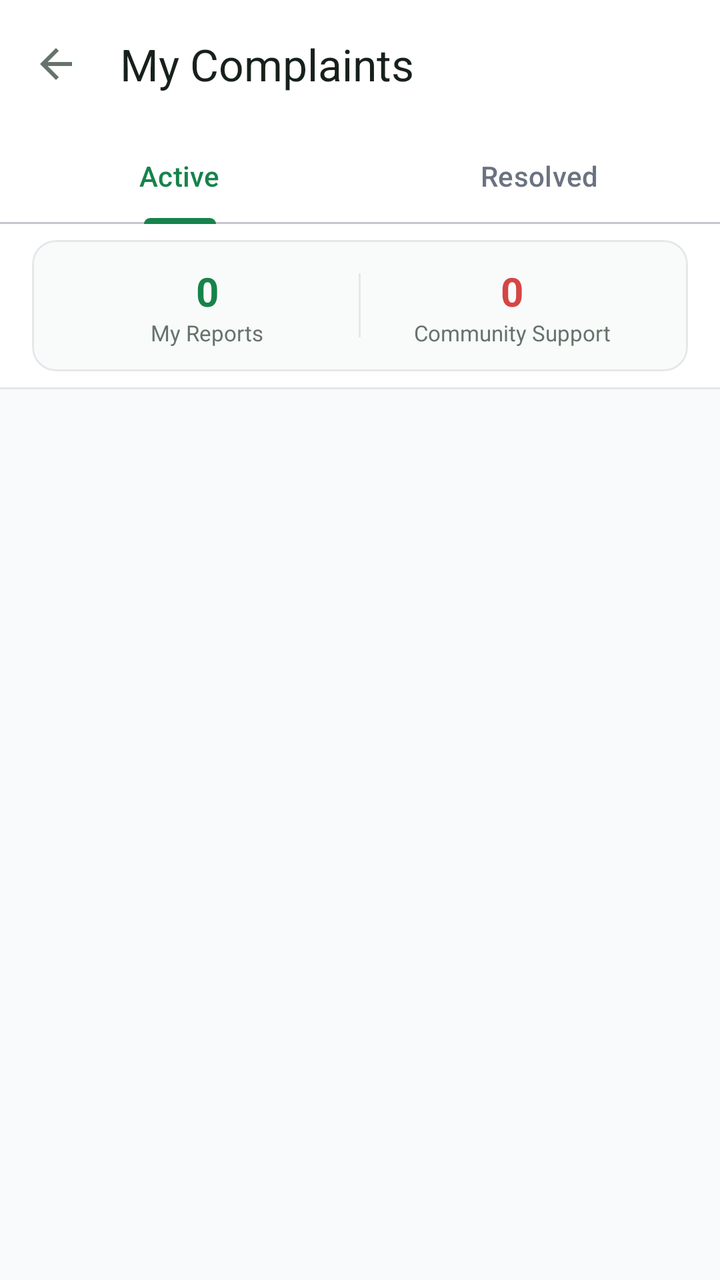
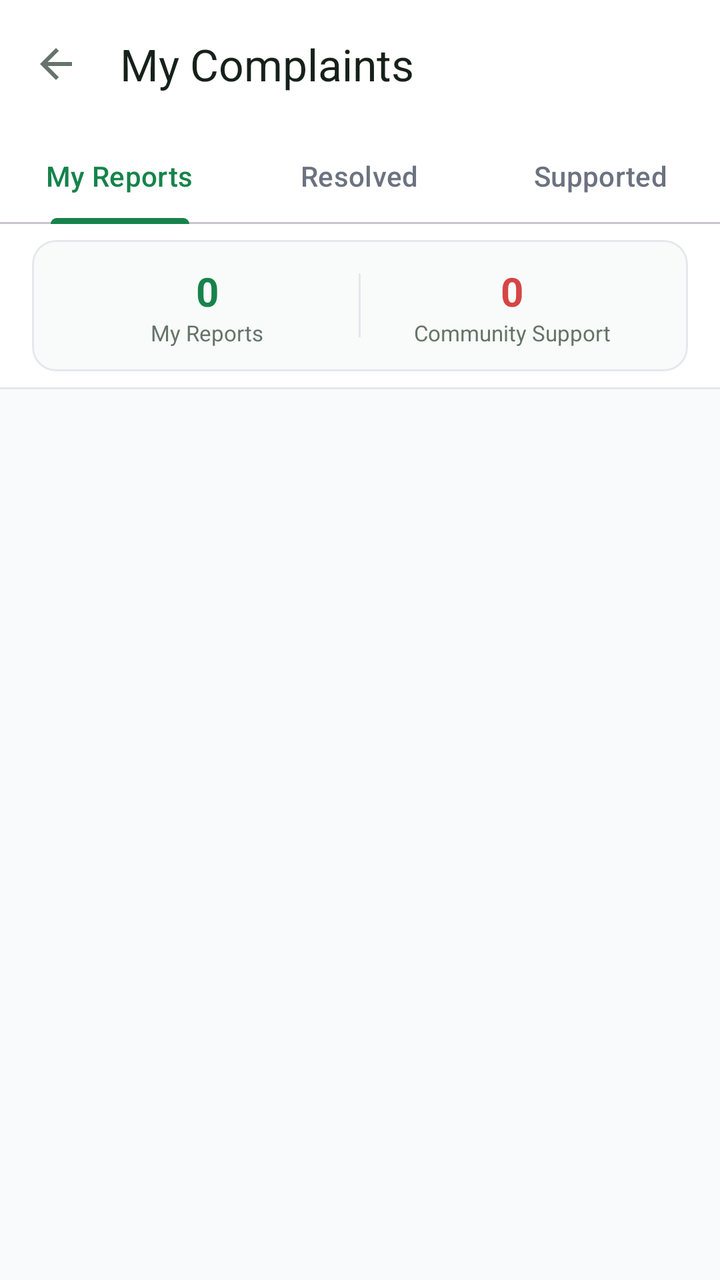

Two renders of the same Android screen: before a commit and after it. Below are the layout's source before the change and the commit's diff.
<!-- AndroidManifest.xml: activity theme Theme.VoiceYanga -->
<!-- res/layout/activity_my_complaints.xml -->
<?xml version="1.0" encoding="utf-8"?>
<androidx.coordinatorlayout.widget.CoordinatorLayout xmlns:android="http://schemas.android.com/apk/res/android"
    xmlns:app="http://schemas.android.com/apk/res-auto"
    xmlns:tools="http://schemas.android.com/tools"
    android:layout_width="match_parent"
    android:layout_height="match_parent"
    android:background="@color/neutral_50"
    tools:context=".feature.home.MyComplaintsActivity">

    <com.google.android.material.appbar.AppBarLayout
        android:layout_width="match_parent"
        android:layout_height="wrap_content"
        android:background="@android:color/white">

        <com.google.android.material.appbar.MaterialToolbar
            android:id="@+id/toolbar"
            android:layout_width="match_parent"
            android:layout_height="?attr/actionBarSize"
            app:navigationIcon="@drawable/ic_back_small"
            app:title="@string/menu_my_complaints"
            app:titleTextColor="#17211B" />

        <com.google.android.material.tabs.TabLayout
            android:id="@+id/tabLayout"
            android:layout_width="match_parent"
            android:layout_height="wrap_content"
            app:tabIndicatorColor="@color/primary_green"
            app:tabSelectedTextColor="@color/primary_green"
            app:tabTextColor="@color/neutral_500">

            <com.google.android.material.tabs.TabItem
                android:layout_width="wrap_content"
                android:layout_height="wrap_content"
                android:text="Active" />

            <com.google.android.material.tabs.TabItem
                android:layout_width="wrap_content"
                android:layout_height="wrap_content"
                android:text="Resolved" />
        </com.google.android.material.tabs.TabLayout>

        
        <com.google.android.material.card.MaterialCardView
            android:layout_width="match_parent"
            android:layout_height="wrap_content"
            android:layout_marginHorizontal="16dp"
            android:layout_marginVertical="8dp"
            app:cardCornerRadius="12dp"
            app:cardElevation="0dp"
            app:strokeColor="@color/neutral_200"
            app:strokeWidth="1dp"
            app:cardBackgroundColor="#F8FBFA">

            <LinearLayout
                android:layout_width="match_parent"
                android:layout_height="wrap_content"
                android:orientation="horizontal"
                android:padding="12dp"
                android:baselineAligned="false">

                <LinearLayout
                    android:layout_width="0dp"
                    android:layout_height="wrap_content"
                    android:layout_weight="1"
                    android:gravity="center"
                    android:orientation="vertical">

                    <TextView
                        android:id="@+id/tvStatMyReports"
                        android:layout_width="wrap_content"
                        android:layout_height="wrap_content"
                        android:text="0"
                        android:textColor="@color/primary_green"
                        android:textSize="20sp"
                        android:textStyle="bold" />

                    <TextView
                        android:layout_width="wrap_content"
                        android:layout_height="wrap_content"
                        android:text="@string/stat_my_reports"
                        android:textColor="?android:attr/textColorSecondary"
                        android:textSize="11sp" />
                </LinearLayout>

                <View
                    android:layout_width="1dp"
                    android:layout_height="32dp"
                    android:layout_gravity="center_vertical"
                    android:background="@color/neutral_200" />

                <LinearLayout
                    android:layout_width="0dp"
                    android:layout_height="wrap_content"
                    android:layout_weight="1"
                    android:gravity="center"
                    android:orientation="vertical">

                    <TextView
                        android:id="@+id/tvStatSupported"
                        android:layout_width="wrap_content"
                        android:layout_height="wrap_content"
                        android:text="0"
                        android:textColor="@color/primary_red"
                        android:textSize="20sp"
                        android:textStyle="bold" />

                    <TextView
                        android:layout_width="wrap_content"
                        android:layout_height="wrap_content"
                        android:text="@string/stat_community_support"
                        android:textColor="?android:attr/textColorSecondary"
                        android:textSize="11sp" />
                </LinearLayout>

            </LinearLayout>
        </com.google.android.material.card.MaterialCardView>

        <View
            android:layout_width="match_parent"
            android:layout_height="1dp"
            android:background="@color/neutral_200" />
    </com.google.android.material.appbar.AppBarLayout>

    <FrameLayout
        android:layout_width="match_parent"
        android:layout_height="match_parent"
        app:layout_behavior="@string/appbar_scrolling_view_behavior">

        <com.facebook.shimmer.ShimmerFrameLayout
            android:id="@+id/shimmerMyComplaints"
            android:layout_width="match_parent"
            android:layout_height="match_parent"
            android:visibility="gone"
            app:shimmer_auto_start="true">

            <LinearLayout
                android:layout_width="match_parent"
                android:layout_height="wrap_content"
                android:orientation="vertical">
                <include layout="@layout/shimmer_item_complaint" />
                <include layout="@layout/shimmer_item_complaint" />
                <include layout="@layout/shimmer_item_complaint" />
            </LinearLayout>

        </com.facebook.shimmer.ShimmerFrameLayout>

        <androidx.recyclerview.widget.RecyclerView
            android:id="@+id/rvMyComplaints"
            android:layout_width="match_parent"
            android:layout_height="match_parent"
            android:clipToPadding="false"
            android:paddingTop="8dp"
            android:paddingBottom="24dp" />

    </FrameLayout>

    <LinearLayout
        android:id="@+id/llEmptyState"
        android:layout_width="match_parent"
        android:layout_height="match_parent"
        android:gravity="center"
        android:orientation="vertical"
        android:padding="32dp"
        android:visibility="gone">

        <ImageView
            android:layout_width="120dp"
            android:layout_height="120dp"
            android:src="@drawable/my_complaints"
            android:alpha="0.5"
            android:contentDescription="@null" />

        <TextView
            android:layout_width="wrap_content"
            android:layout_height="wrap_content"
            android:text="@string/empty_reports_title"
            android:textColor="?android:attr/textColorPrimary"
            android:textSize="18sp"
            android:textStyle="bold" />

        <TextView
            android:layout_width="wrap_content"
            android:layout_height="wrap_content"
            android:layout_marginTop="8dp"
            android:gravity="center"
            android:text="@string/empty_reports_subtitle"
            android:textColor="?android:attr/textColorSecondary"
            android:textSize="14sp" />

    </LinearLayout>

</androidx.coordinatorlayout.widget.CoordinatorLayout>
<!-- res/layout/shimmer_item_complaint.xml (included above) -->
<?xml version="1.0" encoding="utf-8"?>
<com.google.android.material.card.MaterialCardView xmlns:android="http://schemas.android.com/apk/res/android"
    xmlns:app="http://schemas.android.com/apk/res-auto"
    android:layout_width="match_parent"
    android:layout_height="wrap_content"
    android:layout_margin="8dp"
    app:cardCornerRadius="12dp"
    app:cardElevation="0dp"
    app:strokeColor="@color/neutral_200"
    app:strokeWidth="1dp">

    <LinearLayout
        android:layout_width="match_parent"
        android:layout_height="wrap_content"
        android:orientation="vertical"
        android:padding="16dp">

        <View
            android:layout_width="80dp"
            android:layout_height="14dp"
            android:background="@color/neutral_200" />

        <View
            android:layout_width="match_parent"
            android:layout_height="22dp"
            android:layout_marginTop="8dp"
            android:background="@color/neutral_200" />

        <View
            android:layout_width="200dp"
            android:layout_height="16dp"
            android:layout_marginTop="4dp"
            android:background="@color/neutral_200" />

        <LinearLayout
            android:layout_width="match_parent"
            android:layout_height="wrap_content"
            android:layout_marginTop="16dp"
            android:gravity="center_vertical"
            android:orientation="horizontal">

            <View
                android:layout_width="100dp"
                android:layout_height="24dp"
                android:background="@color/neutral_200" />

            <View
                android:layout_width="0dp"
                android:layout_height="0dp"
                android:layout_weight="1" />

            <View
                android:layout_width="60dp"
                android:layout_height="12dp"
                android:background="@color/neutral_200" />

        </LinearLayout>

        <View
            android:layout_width="match_parent"
            android:layout_height="48dp"
            android:layout_marginTop="12dp"
            android:background="@color/neutral_200" />

    </LinearLayout>

</com.google.android.material.card.MaterialCardView>
<!-- resources referenced by this layout -->
<resources>
  <color name="neutral_200">#E5E7EB</color>
  <color name="neutral_50">#F9FAFB</color>
  <color name="neutral_500">#6B7280</color>
  <color name="primary_green">#16834B</color>
  <color name="primary_red">#D64545</color>
  <!-- drawable ic_back_small (drawable) -->
  <vector xmlns:android="http://schemas.android.com/apk/res/android"
      android:width="24dp"
      android:height="24dp"
      android:viewportWidth="24"
      android:viewportHeight="24">
      <path
          android:fillColor="?attr/colorControlNormal"
          android:pathData="M20,11H7.83l5.59,-5.59L12,4l-8,8 8,8 1.41,-1.41L7.83,13H20V11z" />
  </vector>
  <!-- drawable my_complaints: png bitmap (drawable, 17360 bytes) -->
  <string name="empty_reports_subtitle">When you report a community problem,\nyou\'ll see it here.</string>
  <string name="empty_reports_title">No reports yet</string>
  <string name="menu_my_complaints">My Complaints</string>
  <string name="stat_community_support">Community Support</string>
  <string name="stat_my_reports">My Reports</string>
  <style name="Theme.VoiceYanga" parent="Base.Theme.VoiceYanga" />
  <style name="Base.Theme.VoiceYanga" parent="Theme.Material3.DayNight.NoActionBar">
          <item name="colorPrimary">@color/primary_green</item>
          <item name="colorPrimaryVariant">@color/primary_green_dark</item>
          <item name="colorOnPrimary">@color/white</item>
  
          <item name="colorSecondary">@color/primary_green</item>
          <item name="colorOnSecondary">@color/white</item>
  
          <item name="android:windowBackground">@color/background_white</item>
          <item name="android:statusBarColor">@color/background_white</item>
          <item name="android:windowLightStatusBar">true</item>
  
          
          <item name="colorSurface">@color/surface_light</item>
          <item name="colorOnSurface">@color/on_surface_light</item>
          <item name="colorSurfaceVariant">@color/surface_variant_light</item>
          <item name="colorOnSurfaceVariant">@color/on_surface_variant_light</item>
          <item name="colorOutline">@color/outline_light</item>
  
          <item name="android:textColorPrimary">@color/text_primary</item>
          <item name="android:textColorSecondary">@color/text_secondary</item>
      </style>
  <color name="primary_green_dark">#11663D</color>
  <color name="white">#FFFFFFFF</color>
  <color name="background_white">#FFFFFF</color>
  <color name="surface_light">#FFFFFF</color>
  <color name="on_surface_light">#111827</color>
  <color name="surface_variant_light">#F3F4F6</color>
  <color name="on_surface_variant_light">#4B5563</color>
  <color name="outline_light">#E5E7EB</color>
  <color name="text_primary">#17211B</color>
  <color name="text_secondary">#66736B</color>
</resources>

<!-- the commit's change to res/layout/activity_my_complaints.xml (unified diff, before → after) -->
@@ -31,12 +31,17 @@
             <com.google.android.material.tabs.TabItem
                 android:layout_width="wrap_content"
                 android:layout_height="wrap_content"
-                android:text="Active" />
+                android:text="@string/tab_active" />
 
             <com.google.android.material.tabs.TabItem
                 android:layout_width="wrap_content"
                 android:layout_height="wrap_content"
-                android:text="Resolved" />
+                android:text="@string/tab_resolved" />
+
+            <com.google.android.material.tabs.TabItem
+                android:layout_width="wrap_content"
+                android:layout_height="wrap_content"
+                android:text="@string/tab_supported" />
         </com.google.android.material.tabs.TabLayout>
 
         
@@ -191,70 +196,108 @@
 
 </androidx.coordinatorlayout.widget.CoordinatorLayout>
 <!-- res/layout/shimmer_item_complaint.xml (included above) -->
-<?xml version="1.0" encoding="utf-8"?>
 <com.google.android.material.card.MaterialCardView xmlns:android="http://schemas.android.com/apk/res/android"
     xmlns:app="http://schemas.android.com/apk/res-auto"
     android:layout_width="match_parent"
     android:layout_height="wrap_content"
-    android:layout_margin="8dp"
+    android:layout_marginHorizontal="12dp"
+    android:layout_marginVertical="8dp"
     app:cardCornerRadius="12dp"
     app:cardElevation="0dp"
-    app:strokeColor="@color/neutral_200"
+    app:strokeColor="@color/neutral_100"
     app:strokeWidth="1dp">
 
     <LinearLayout
         android:layout_width="match_parent"
         android:layout_height="wrap_content"
-        android:orientation="vertical"
-        android:padding="16dp">
-
+        android:orientation="vertical">
+
+        
+        <LinearLayout
+            android:layout_width="match_parent"
+            android:layout_height="wrap_content"
+            android:gravity="center_vertical"
+            android:orientation="horizontal"
+            android:padding="12dp">
+
+            <View
+                android:layout_width="40dp"
+                android:layout_height="40dp"
+                android:background="@drawable/bg_status_chip"
+                android:backgroundTint="@color/neutral_200" />
+
+            <LinearLayout
+                android:layout_width="0dp"
+                android:layout_height="wrap_content"
+                android:layout_marginStart="10dp"
+                android:layout_weight="1"
+                android:orientation="vertical">
+
+                <View
+                    android:layout_width="160dp"
+                    android:layout_height="14dp"
+                    android:background="@color/neutral_200" />
+
+                <View
+                    android:layout_width="100dp"
+                    android:layout_height="10dp"
+                    android:layout_marginTop="4dp"
+                    android:background="@color/neutral_200" />
+
+            </LinearLayout>
+
+        </LinearLayout>
+
+        
         <View
-            android:layout_width="80dp"
+            android:layout_width="match_parent"
             android:layout_height="14dp"
-            android:background="@color/neutral_200" />
-
-        <View
-            android:layout_width="match_parent"
-            android:layout_height="22dp"
-            android:layout_marginTop="8dp"
+            android:layout_marginHorizontal="12dp"
             android:background="@color/neutral_200" />
 
         <View
             android:layout_width="200dp"
-            android:layout_height="16dp"
+            android:layout_height="14dp"
+            android:layout_marginHorizontal="12dp"
             android:layout_marginTop="4dp"
             android:background="@color/neutral_200" />
 
+        
+        <View
+            android:layout_width="match_parent"
+            android:layout_height="280dp"
+            android:layout_marginTop="12dp"
+            android:background="@color/neutral_200" />
+
+        
         <LinearLayout
             android:layout_width="match_parent"
-            android:layout_height="wrap_content"
-            android:layout_marginTop="16dp"
-            android:gravity="center_vertical"
-            android:orientation="horizontal">
-
-            <View
-                android:layout_width="100dp"
-                android:layout_height="24dp"
-                android:background="@color/neutral_200" />
+            android:layout_height="48dp"
+            android:layout_marginTop="8dp"
+            android:orientation="horizontal"
+            android:paddingHorizontal="12dp">
 
             <View
                 android:layout_width="0dp"
-                android:layout_height="0dp"
-                android:layout_weight="1" />
-
+                android:layout_height="24dp"
+                android:layout_weight="1"
+                android:layout_margin="8dp"
+                android:background="@color/neutral_200" />
             <View
-                android:layout_width="60dp"
-                android:layout_height="12dp"
+                android:layout_width="0dp"
+                android:layout_height="24dp"
+                android:layout_weight="1"
+                android:layout_margin="8dp"
                 android:background="@color/neutral_200" />
+            <View
+                android:layout_width="0dp"
+                android:layout_height="24dp"
+                android:layout_weight="1"
+                android:layout_margin="8dp"
+                android:background="@color/neutral_200" />
 
         </LinearLayout>
 
-        <View
-            android:layout_width="match_parent"
-            android:layout_height="48dp"
-            android:layout_marginTop="12dp"
-            android:background="@color/neutral_200" />
-
     </LinearLayout>
 
 </com.google.android.material.card.MaterialCardView>
<!-- resource entries referenced after the edit -->
@@ -1,10 +1,17 @@
 <!-- resources referenced by this layout -->
 <resources>
+  <color name="neutral_100">#F3F4F6</color>
   <color name="neutral_200">#E5E7EB</color>
   <color name="neutral_50">#F9FAFB</color>
   <color name="neutral_500">#6B7280</color>
   <color name="primary_green">#16834B</color>
   <color name="primary_red">#D64545</color>
+  <!-- drawable bg_status_chip (drawable) -->
+  <?xml version="1.0" encoding="utf-8"?>
+  <shape xmlns:android="http://schemas.android.com/apk/res/android">
+      <solid android:color="#E7F3ED" />
+      <corners android:radius="16dp" />
+  </shape>
   <!-- drawable ic_back_small (drawable) -->
   <vector xmlns:android="http://schemas.android.com/apk/res/android"
       android:width="24dp"
@@ -21,6 +28,9 @@
   <string name="menu_my_complaints">My Complaints</string>
   <string name="stat_community_support">Community Support</string>
   <string name="stat_my_reports">My Reports</string>
+  <string name="tab_active">My Reports</string>
+  <string name="tab_resolved">Resolved</string>
+  <string name="tab_supported">Supported</string>
   <style name="Theme.VoiceYanga" parent="Base.Theme.VoiceYanga" />
   <style name="Base.Theme.VoiceYanga" parent="Theme.Material3.DayNight.NoActionBar">
           <item name="colorPrimary">@color/primary_green</item>
